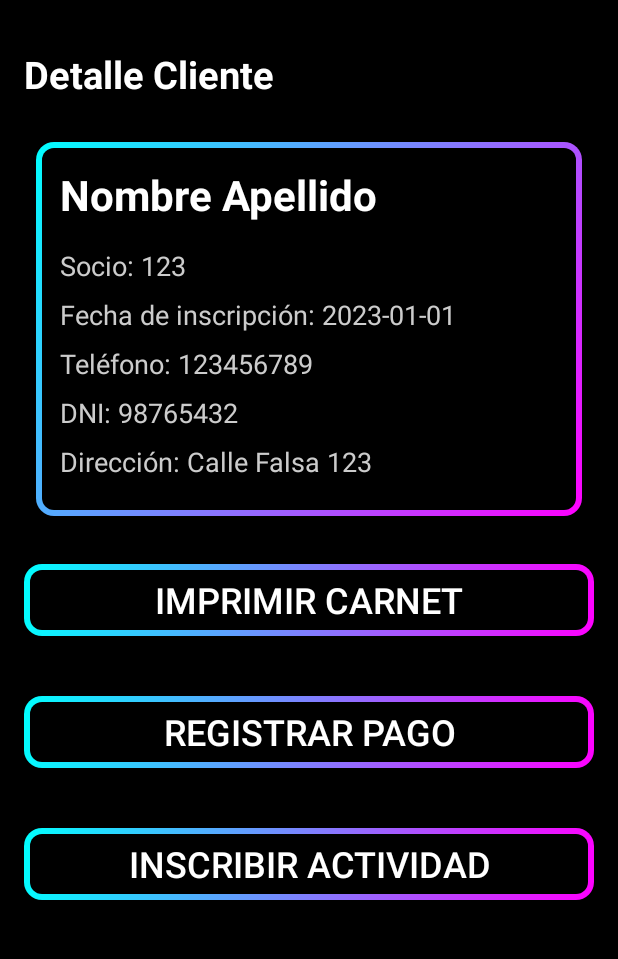
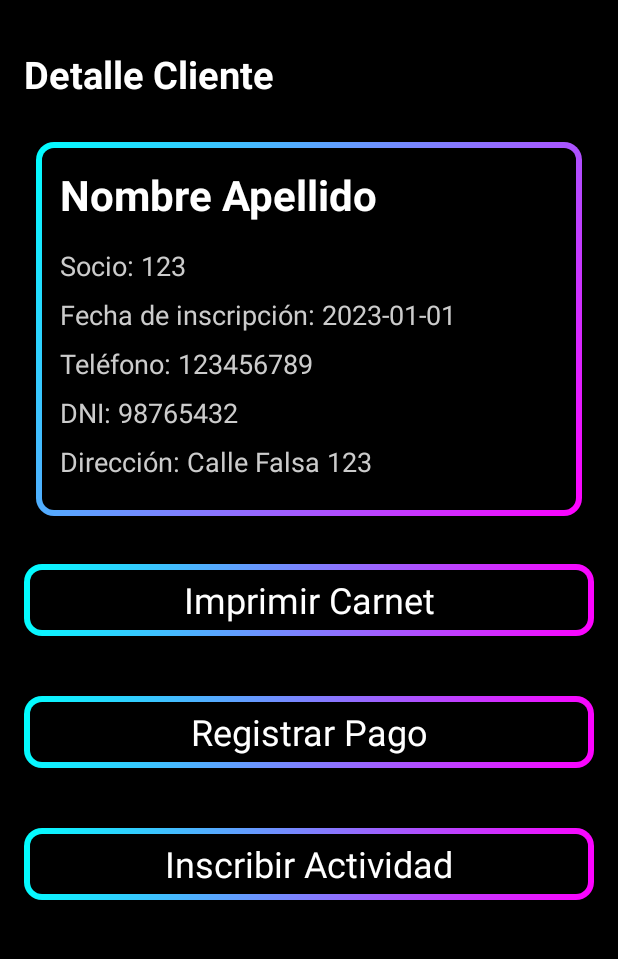
Before and after one commit to Lean-Aballone/DAM_ClubDeportivo, an Android app: the layout activity_detalle_cliente.xml on its own in the app's theme, with its tools: preview values and no code run, on a phone screen of 412 x 824 dp, the part 174-1133 px from its top. Run offline under Robolectric (Android 15) with nearby library versions, the phone set to English and light mode, and no system bars.

Commit message:
Fixed text appearing in all caps

```diff
--- a/app/src/main/res/layout/activity_detalle_cliente.xml
+++ b/app/src/main/res/layout/activity_detalle_cliente.xml
@@ -139,13 +139,14 @@
                 android:id="@+id/imprimirCarnet"
                 android:layout_width="match_parent"
                 android:layout_height="wrap_content"
+                android:layout_marginTop="24dp"
                 android:background="@drawable/btngradient"
                 android:drawableTint="@color/design_default_color_primary"
                 android:drawableTintMode="src_over"
                 android:paddingStart="40dp"
                 android:paddingEnd="40dp"
-                android:layout_marginTop="24dp"
                 android:text="Imprimir Carnet"
+                android:textAppearance="@style/TextAppearance.AppCompat.Display1"
                 android:textColor="@color/white"
                 android:textSize="24sp" />
 
@@ -163,6 +164,7 @@
                 android:paddingStart="40dp"
                 android:paddingEnd="40dp"
                 android:text="Registrar Pago"
+                android:textAppearance="@style/TextAppearance.AppCompat.Display1"
                 android:textColor="@color/white"
                 android:textSize="24sp" />
 
@@ -180,6 +182,7 @@
                 android:paddingStart="40dp"
                 android:paddingEnd="40dp"
                 android:text="Inscribir Actividad"
+                android:textAppearance="@style/TextAppearance.AppCompat.Display1"
                 android:textColor="@color/white"
                 android:textSize="24sp" />
         </LinearLayout>
```
